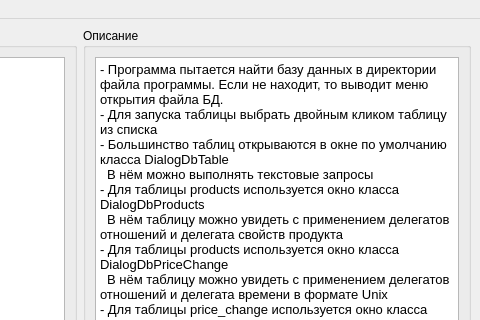
Before: the Qt Designer form MainWindow.ui in OwlProjects/D3Task_Goods, drawn with Qt 5; both pictures show x 320 to 800 and y 0 to 320 of the 800 by 637 pixel window.
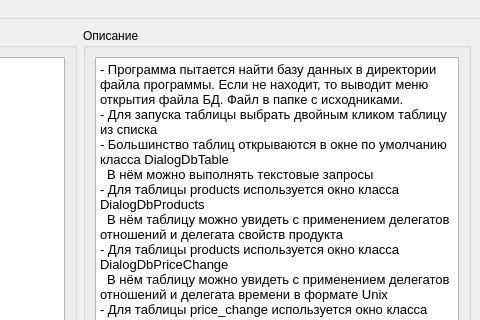
After: the same form once the commit is applied.

Commit message: Мелкие правки

The edit to the form file:
```diff
--- a/MainWindow.ui
+++ b/MainWindow.ui
@@ -48,7 +48,7 @@
           <bool>true</bool>
          </property>
          <property name="plainText">
-          <string>- Программа пытается найти базу данных в директории файла программы. Если не находит, то выводит меню открытия файла БД. 
+          <string>- Программа пытается найти базу данных в директории файла программы. Если не находит, то выводит меню открытия файла БД. Файл в папке с исходниками.
 - Для запуска таблицы выбрать двойным кликом таблицу из списка
 - Большинство таблиц открываются в окне по умолчанию класса DialogDbTable
   В нём можно выполнять текстовые запросы
```
The commit also changes 1 other file.
